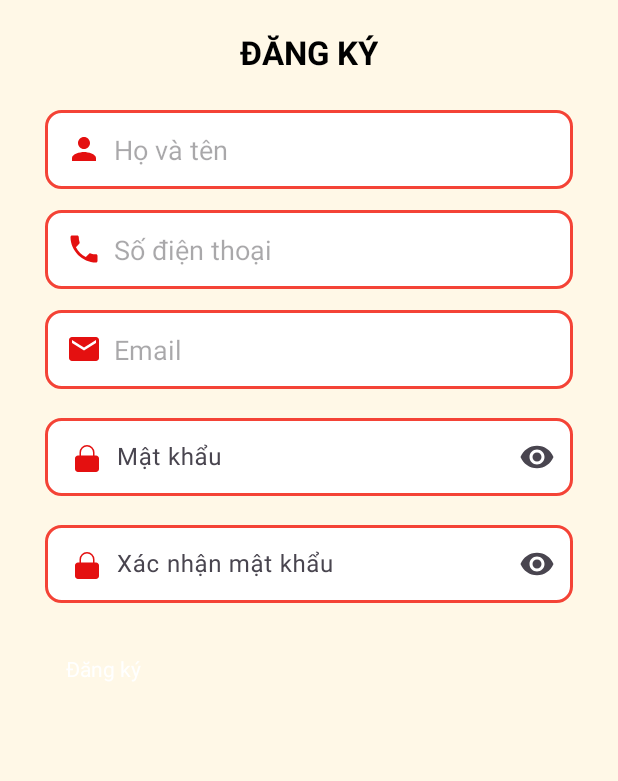
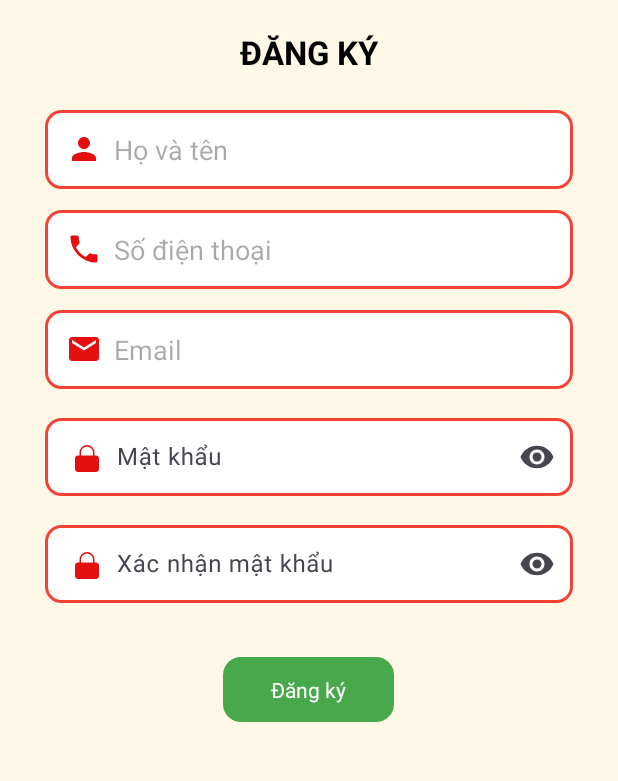
Before and after one commit to QuanTD05/DATN-MD02, an Android app: the RegisterActivity screen opened directly, with no data from a screen before it, on a phone screen of 412 x 824 dp, the part 270-1051 px from its top. Run offline under Robolectric (Android 15) with nearby library versions, the phone set to English and light mode, and no system bars; our stand-ins replace Firebase (no records; nobody signed in at launch, a user with empty details on screens opened directly).

Commit message:
sửa lỗi giao diện đăng ký

```diff
--- a/app/build.gradle
+++ b/app/build.gradle
@@ -58,4 +58,7 @@ dependencies {
     annotationProcessor 'com.github.bumptech.glide:compiler:4.16.0'
     implementation 'com.google.code.gson:gson:2.10.1'
     implementation 'com.google.firebase:firebase-database:20.3.0'
+    implementation 'com.google.firebase:firebase-storage:20.3.0'
+
+
 }
--- a/app/src/main/res/layout/activity_login.xml
+++ b/app/src/main/res/layout/activity_login.xml
@@ -73,7 +73,9 @@
             android:background="@drawable/button_rounded"
             android:backgroundTint="#47A94B"
             android:padding="14dp"
-            android:layout_marginTop="16dp" />
+            android:layout_marginTop="16dp"
+            android:gravity="center" />
+
 
         <!-- Quên mật khẩu -->
         <TextView
--- a/app/src/main/res/layout/activity_register.xml
+++ b/app/src/main/res/layout/activity_register.xml
@@ -113,12 +113,19 @@
         <!-- Nút đăng ký -->
         <androidx.appcompat.widget.AppCompatButton
             android:id="@+id/btnRegister"
-            android:layout_width="match_parent"
+            android:layout_width="wrap_content"
             android:layout_height="wrap_content"
-            android:text="Đăng ký"
-            android:textAllCaps="false"
-            android:textColor="@android:color/white"
-            android:backgroundTint="#47A94B"
-            android:padding="14dp" />
+            android:layout_gravity="center"
+        android:text="Đăng ký"
+        android:textAllCaps="false"
+        android:textColor="@android:color/white"
+        android:background="@drawable/button_rounded"
+        android:paddingStart="32dp"
+        android:paddingEnd="32dp"
+        android:paddingTop="12dp"
+        android:paddingBottom="12dp"
+        android:layout_marginTop="16dp" />
+
+
     </LinearLayout>
 </ScrollView>
```
Also changed, not shown: app/src/main/res/layout/activity_chat.xml (+12 -13 lines).
